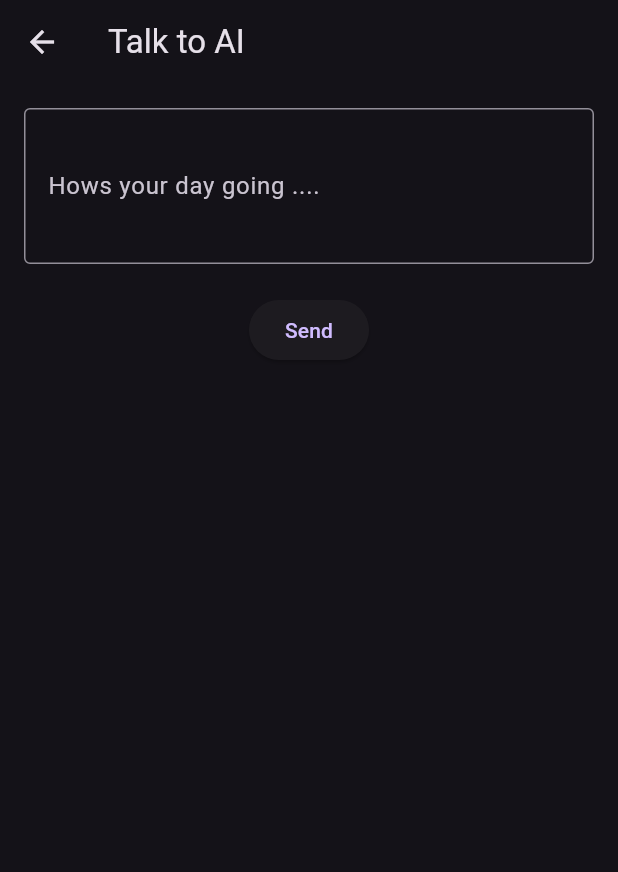
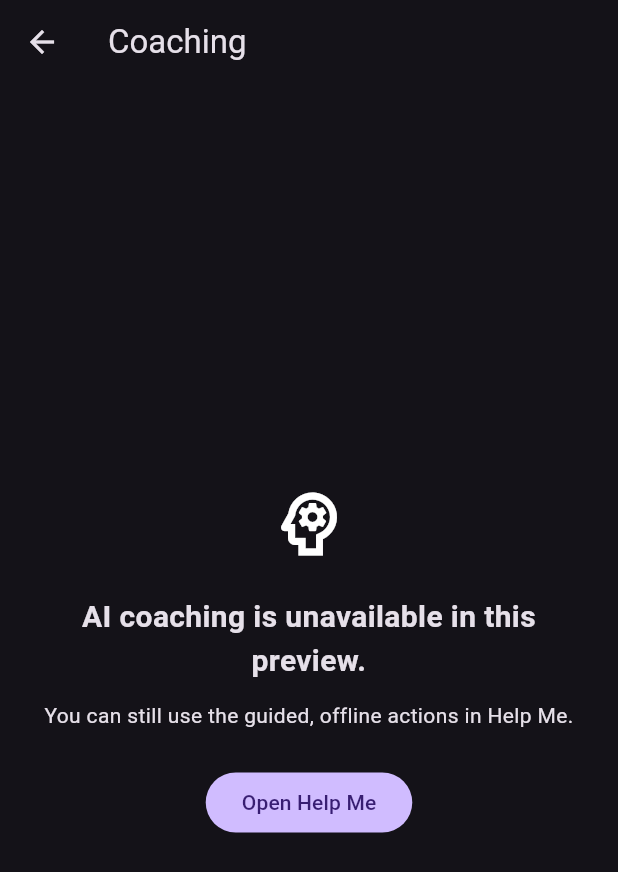
Before and after one commit to oreon/healthyme, a Flutter app: the screen it shows after launch, in the side drawer, after a tap on "Talk to AI", on a phone screen of 412 x 824 dp. Shown: the top 872 px of the screen. Run offline on Flutter 3.47's test engine with Material 3 defaults, Android fonts, the phone set to English and light mode, and no system bars; our stand-ins replace audioplayers, flutter_local_notifications, flutter_native_timezone, shared_preferences, sqflite, timezone and 1 more; missing offline and left inert: workmanager; accounts and stored records are empty.

Commit message:
Remove embedded AI credential from web preview

```diff
--- a/lib/talk_to_ai_screen.dart
+++ b/lib/talk_to_ai_screen.dart
@@ -1,87 +1,38 @@
-// TODO Implement this library.
+import 'package:flutter/material.dart';
+import 'help_me_screen.dart';
 
-import 'package:flutter/material.dart';
-import 'package:healthyme/gemini_api.dart';
-
-class TalkToAIScreen extends StatefulWidget {
+/// Safe fallback until on-device coaching is available.
+class TalkToAIScreen extends StatelessWidget {
   const TalkToAIScreen({super.key});
-
-  @override
-  _TalkToAIScreenState createState() => _TalkToAIScreenState();
-}
-
-class _TalkToAIScreenState extends State<TalkToAIScreen> {
-  final TextEditingController _messageController = TextEditingController();
-  String _aiResponse = '';
-  //TODO: the key shoud be in a safe storage and not visible in git
-  final String mykey = 'AIzaSyA2jOO0DzX_1oHgc2vhT5wmKnB5lc6IX0M';
-  //final GeminiAPI _geminiAPI = GeminiAPI(apiKey: mykey);
-
-  Future<void> _sendMessage() async {
-    final message = _messageController.text.trim();
-    if (message.isEmpty) return;
-
-    // Simulate an API call to DeepSeek AI
-    setState(() {
-      _aiResponse = 'Thinking...';
-    });
-
-    // Replace this with an actual API call
-    //await Future.delayed(Duration(seconds: 2));
-    String response = await _getMotivationalResponse(message);
-
-    setState(() {
-      _aiResponse = response;
-    });
-  }
-
-  Future<String> _getMotivationalResponse(String message) async {
-    String? response = await GeminiAPI(apiKey: mykey).generateText(message);
-    if (response != null) {
-      return (response);
-    }
-    // Simulate AI response
-    if (message.toLowerCase().contains("exercis") ||
-        message.toLowerCase().contains("workout")) {
-      return "You got this! Even a small workout is better than none. Start with 5 minutes!";
-    }
-    if (message.toLowerCase().contains("meditat") ||
-        message.toLowerCase().contains("breath")) {
-      return "Meditation keeps your brain young and helps you reach flow state, its a great investment";
-    }
-    return "Stay positive and keep pushing forward!";
-  }
 
   @override
   Widget build(BuildContext context) {
     return Scaffold(
-      appBar: AppBar(
-        title: Text('Talk to AI'),
-      ),
-      body: Padding(
-        padding: const EdgeInsets.all(16.0),
-        child: Column(
-          children: [
-            TextField(
-              controller: _messageController,
-              decoration: InputDecoration(
-                labelText: 'Hows your day going ....',
-                border: OutlineInputBorder(),
+      appBar: AppBar(title: const Text('Coaching')),
+      body: Center(
+        child: Padding(
+          padding: const EdgeInsets.all(24),
+          child: Column(
+            mainAxisSize: MainAxisSize.min,
+            children: [
+              const Icon(Icons.psychology_outlined, size: 56),
+              const SizedBox(height: 20),
+              const Text('AI coaching is unavailable in this preview.',
+                  textAlign: TextAlign.center,
+                  style: TextStyle(fontSize: 20, fontWeight: FontWeight.bold)),
+              const SizedBox(height: 12),
+              const Text('You can still use the guided, offline actions in Help Me.',
+                  textAlign: TextAlign.center),
+              const SizedBox(height: 24),
+              FilledButton(
+                onPressed: () => Navigator.push(
+                  context,
+                  MaterialPageRoute<void>(builder: (_) => const HelpMeScreen()),
+                ),
+                child: const Text('Open Help Me'),
               ),
-              maxLines: 3,
-            ),
-            SizedBox(height: 20),
-            ElevatedButton(
-              onPressed: _sendMessage,
-              child: Text('Send'),
-            ),
-            SizedBox(height: 20),
-            Text(
-              _aiResponse,
-              style: TextStyle(fontSize: 16),
-              textAlign: TextAlign.center,
-            ),
-          ],
+            ],
+          ),
         ),
       ),
     );
```
